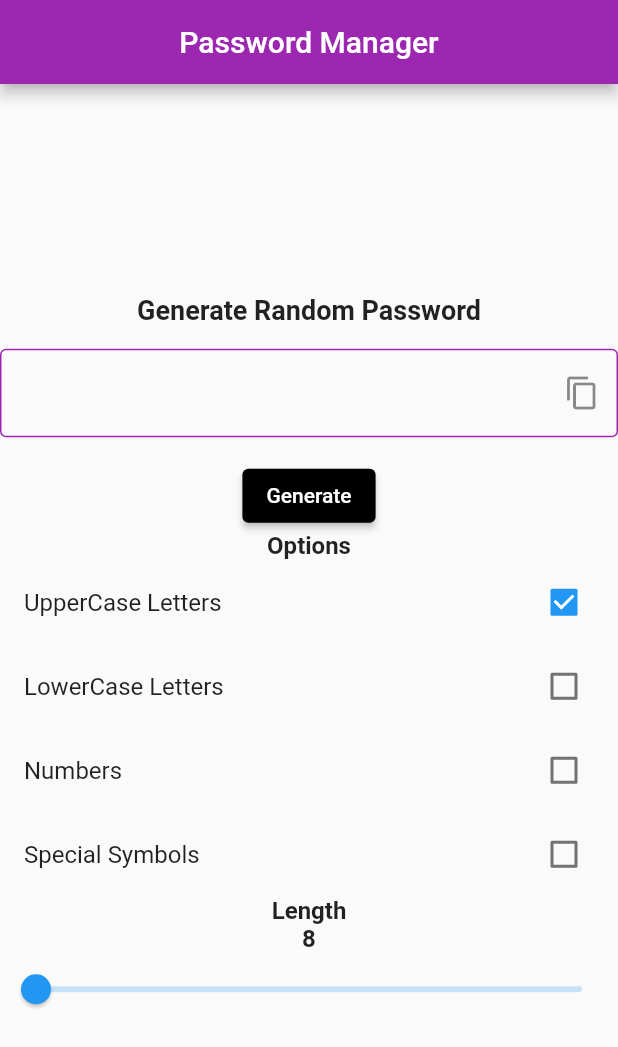
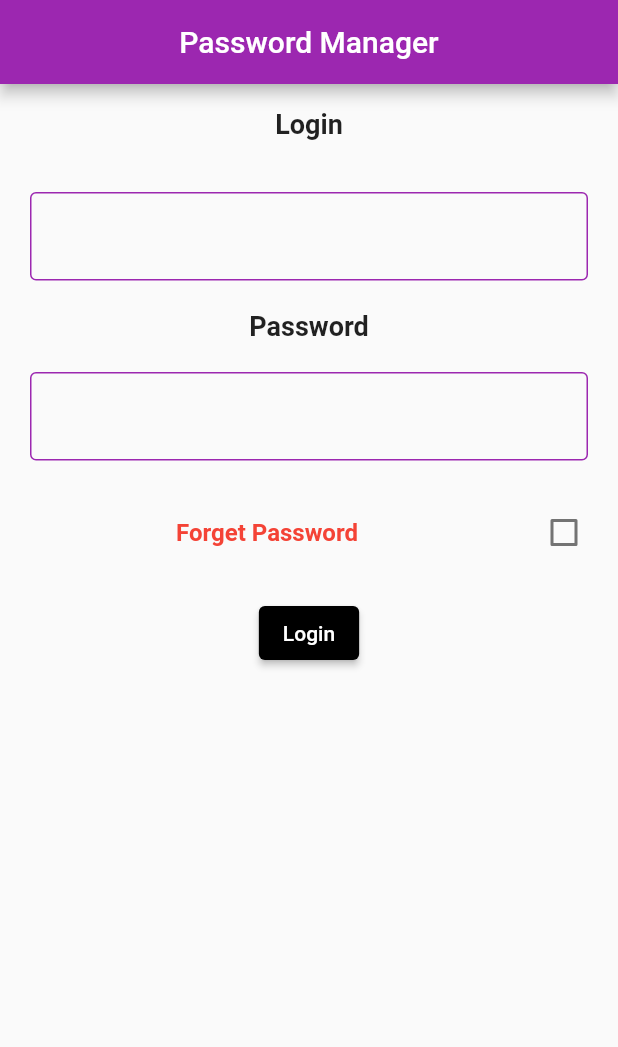
Before and after one commit to Syed-Ali-Abbas-568/Password-Manager, a Flutter app: the screen it shows after launch, on a phone screen of 412 x 824 dp. Shown: the top 1047 px of the screen. Run offline on Flutter 3.47's test engine with Material 2 defaults, Android fonts, the phone set to English and light mode, and no system bars.

```diff
--- a/lib/main.dart
+++ b/lib/main.dart
@@ -1,5 +1,4 @@
 import 'package:flutter/material.dart';
-import 'package:flutter/services.dart';
 import 'passCreate.dart';
 
 void main() {
@@ -33,11 +32,12 @@ class _MyAppState extends State<MyApp> {
           ),
           body: Center(
               child: Column(
-            mainAxisAlignment: MainAxisAlignment.center,
+            mainAxisAlignment: MainAxisAlignment.start,
             crossAxisAlignment: CrossAxisAlignment.center,
             children: [
+              const Text(""),
               const Text(
-                'Generate Random Password',
+                'Login',
                 style: TextStyle(
                   fontSize: 18,
                   fontWeight: FontWeight.bold,
@@ -46,85 +46,116 @@ class _MyAppState extends State<MyApp> {
               const SizedBox(
                 height: 15,
               ),
-              TextFormField(
-                controller: _controller,
-                readOnly: true,
-                enableInteractiveSelection: false,
-                decoration: InputDecoration(
-                  focusedBorder: const OutlineInputBorder(
-                    borderSide: BorderSide(color: Colors.purple),
-                  ),
-                  enabledBorder: const OutlineInputBorder(
-                      borderSide: BorderSide(color: Colors.purple)),
-                  suffixIcon: IconButton(
-                    onPressed: () {
-                      final data = ClipboardData(text: _controller.text);
-                      Clipboard.setData(data);
-                      // const snackbar = SnackBar(content: Text("Password Copy"));
 
-                      // ScaffoldMessenger.of(context).showSnackBar(snackbar);
-                    },
-                    icon: Icon(Icons.copy),
+              Container(
+                padding: const EdgeInsets.fromLTRB(20, 20, 20, 20),
+                child: TextFormField(
+                  controller: _controller,
+                  readOnly: true,
+                  enableInteractiveSelection: false,
+                  decoration: const InputDecoration(
+                    focusedBorder: OutlineInputBorder(
+                      borderSide: BorderSide(color: Colors.purple),
+                    ),
+                    enabledBorder: OutlineInputBorder(
+                        borderSide: BorderSide(color: Colors.purple)),
                   ),
                 ),
+              ),
+
+              const Text(
+                'Password',
+                style: TextStyle(
+                  fontSize: 18,
+                  fontWeight: FontWeight.bold,
+                ),
+              ),
+              Container(
+                padding: const EdgeInsets.fromLTRB(20, 20, 20, 20),
+                child: TextFormField(
+                  controller: _controller,
+                  readOnly: true,
+                  enableInteractiveSelection: false,
+                  decoration: const InputDecoration(
+                    focusedBorder: OutlineInputBorder(
+                      borderSide: BorderSide(color: Colors.purple),
+                    ),
+                    enabledBorder: OutlineInputBorder(
+                        borderSide: BorderSide(color: Colors.purple)),
+                  ),
+                ),
+              ),
+
+              CheckboxListTile(
+                title: const Text(
+                  'Forget Password',
+                  textAlign: TextAlign.center,
+                  style: TextStyle(
+                      color: Colors.red,
+                      fontSize: 16,
+                      fontWeight: FontWeight.bold),
+                ),
+                value: number,
+                onChanged: (number) => setState(() => this.number = number!),
               ),
               const SizedBox(
                 height: 15,
               ),
+
               CreateButtonWidget(),
-              const Text(
-                "Options",
-                style: TextStyle(fontSize: 16, fontWeight: FontWeight.bold),
-              ),
-              CheckboxListTile(
-                title: const Text('UpperCase Letters'),
-                value: upperLetter,
-                onChanged: (upperLetter) =>
-                    setState(() => this.upperLetter = upperLetter!),
-              ),
-              CheckboxListTile(
-                title: const Text('LowerCase Letters'),
-                value: lowerLetter,
-                onChanged: (lowerLetter) =>
-                    setState(() => this.lowerLetter = lowerLetter!),
-              ),
-              CheckboxListTile(
-                title: const Text('Numbers'),
-                value: number,
-                onChanged: (number) => setState(() => this.number = number!),
-              ),
-              CheckboxListTile(
-                title: const Text('Special Symbols'),
-                value: special,
-                onChanged: (special) => setState(() => this.special = special!),
-              ),
-              const Text(
-                'Length',
-                style: TextStyle(fontSize: 16, fontWeight: FontWeight.bold),
-              ),
-              Text(
-                '$counter',
-                style: TextStyle(fontSize: 16, fontWeight: FontWeight.bold),
-              ),
-              Slider(
-                  value: length,
-                  min: 8.0,
-                  max: 50.0,
-                  label: length.round().toString(),
-                  onChanged: (double newValue) {
-                    setState(() {
-                      length = newValue;
-                      counter = length.round();
-                    });
-                  }),
-              Visibility(
-                visible: invalid,
-                child: const Text('Alert: You must tick at least 1 tick box',
-                    style: TextStyle(
-                        fontSize: 16,
-                        fontWeight: FontWeight.bold,
-                        color: Colors.red)),
-              )
+              // const Text(
+              //   "Options",
+              //   style: TextStyle(fontSize: 16, fontWeight: FontWeight.bold),
+              // ),
+              // CheckboxListTile(
+              //   title: const Text('UpperCase Letters'),
+              //   value: upperLetter,
+              //   onChanged: (upperLetter) =>
+              //       setState(() => this.upperLetter = upperLetter!),
+              // ),
+              // CheckboxListTile(
+              //   title: const Text('LowerCase Letters'),
+              //   value: lowerLetter,
+              //   onChanged: (lowerLetter) =>
+              //       setState(() => this.lowerLetter = lowerLetter!),
+              // ),
+              // CheckboxListTile(
+              //   title: const Text('Numbers'),
+              //   value: number,
+              //   onChanged: (number) => setState(() => this.number = number!),
+              // ),
+              // CheckboxListTile(
+              //   title: const Text('Special Symbols'),
+              //   value: special,
+              //   onChanged: (special) => setState(() => this.special = special!),
+              // ),
+              // const Text(
+              //   'Length',
+              //   style: TextStyle(fontSize: 16, fontWeight: FontWeight.bold),
+              // ),
+              // Text(
+              //   '$counter',
+              //   style: TextStyle(fontSize: 16, fontWeight: FontWeight.bold),
+              // ),
+              // Slider(
+              //     value: length,
+              //     min: 8.0,
+              //     max: 50.0,
+              //     label: length.round().toString(),
+              //     onChanged: (double newValue) {
+              //       setState(() {
+              //         length = newValue;
+              //         counter = length.round();
+              //       });
+              //     }),
+              // Visibility(
+              //   visible: invalid,
+              //   child: const Text('Alert: You must tick at least 1 tick box',
+              //       style: TextStyle(
+              //           fontSize: 16,
+              //           fontWeight: FontWeight.bold,
+              //           color: Colors.red)),
+              // )
             ],
           ))),
     );
@@ -134,7 +165,8 @@ class _MyAppState extends State<MyApp> {
     return ElevatedButton(
         style: ElevatedButton.styleFrom(primary: Colors.black),
         onPressed: () {
-          if ((upperLetter == false && lowerLetter == false) &&
+          if (upperLetter == false &&
+              lowerLetter == false &&
               (special == false && number == false)) {
             invalid = true;
           } else {
@@ -145,7 +177,7 @@ class _MyAppState extends State<MyApp> {
           }
         },
         child: const Text(
-          "Generate",
+          "Login",
           style: TextStyle(color: Colors.white),
         ));
   }
--- a/lib/passCreate.dart
+++ b/lib/passCreate.dart
@@ -2,14 +2,14 @@ import 'dart:math';
 
 String generatePassword(bool upperLetter, bool lowerLetter, bool isNumber,
     bool isSpecial, double lengthPass) {
-  final letterLowerCase = "abcdefghijklmnopqrstuvwxyz";
-  final letterUpperCase = "ABCDEFGHIJKLMNOPQRSTUVWXYZ";
-  final number = '0123456789';
-  final special = '@#%^*>\$@?/[]=+';
+  const letterLowerCase = "abcdefghijklmnopqrstuvwxyz";
+  const letterUpperCase = "ABCDEFGHIJKLMNOPQRSTUVWXYZ";
+  const number = '0123456789';
+  const special = '@#%^*>\$@?/[]=+';
 
   int length = lengthPass.toInt();
   String chars = "";
-  if (upperLetter) chars += '$letterUpperCase';
+  if (upperLetter) chars += letterUpperCase;
   if (lowerLetter) chars += '$letterLowerCase';
   if (isNumber) chars += '$number';
   if (isSpecial) chars += '$special';
--- a/pubspec.yaml
+++ b/pubspec.yaml
@@ -1,5 +1,5 @@
 name: password_manager
-description: A new Flutter project.
+description: An app that stores and generates passwords for your emails using firebase.
 
 # The following line prevents the package from being accidentally published to
 # pub.dev using `flutter pub publish`. This is preferred for private packages.
```
Also changed, not shown: lib/screens/login.dart (added).
